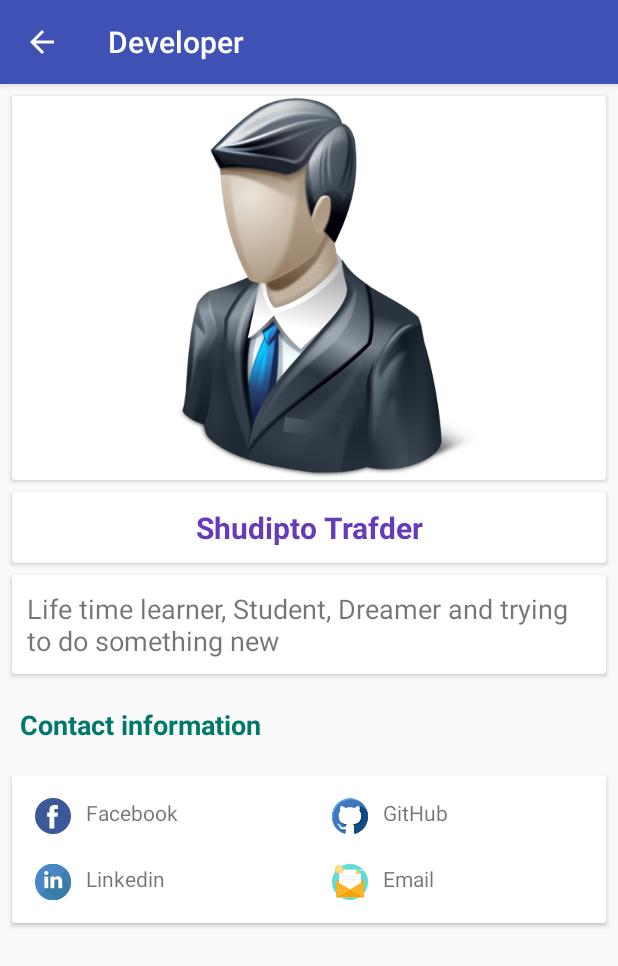
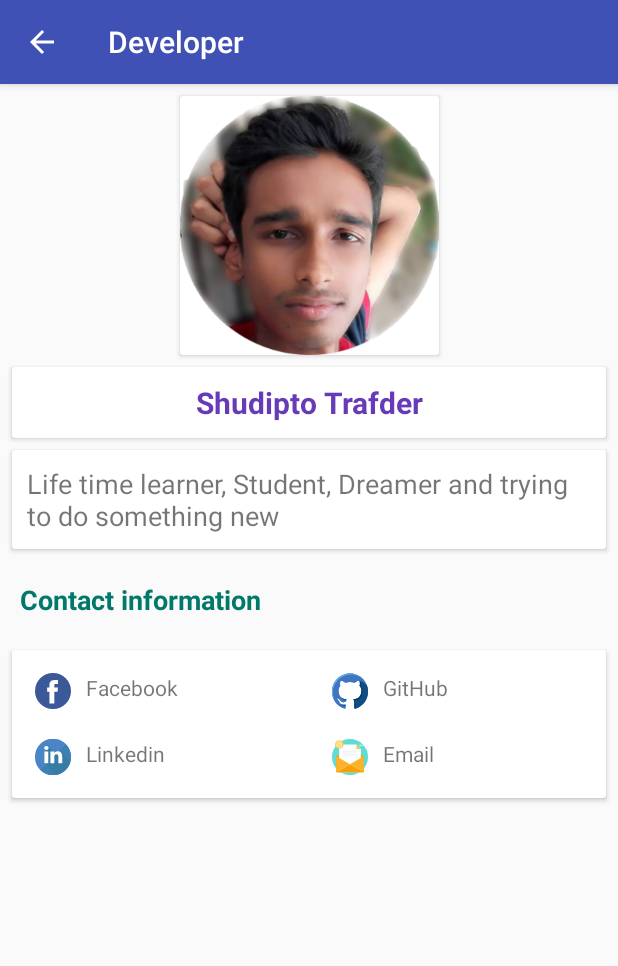
Before and after one commit to Iamsdt/SoilScience, an Android app: the DeveloperActivity screen opened directly, with no data from a screen before it, on a phone screen of 412 x 824 dp. Shown: the top 966 px of the screen. Run offline under Robolectric (Android 15) with nearby library versions, the phone set to English and light mode, and no system bars.

Commit message:
icon re import

```diff
--- a/app/src/main/res/layout/content_developer.xml
+++ b/app/src/main/res/layout/content_developer.xml
@@ -17,7 +17,7 @@
 
     <android.support.v7.widget.CardView
         android:id="@+id/cardView"
-        android:layout_width="0dp"
+        android:layout_width="wrap_content"
         android:layout_height="wrap_content"
         android:layout_marginEnd="8dp"
         android:layout_marginStart="8dp"
@@ -31,10 +31,10 @@
         <!--todo change user picture-->
         <ImageView
             android:id="@+id/imageView3"
-            android:layout_width="match_parent"
+            android:layout_width="wrap_content"
             android:layout_height="wrap_content"
             android:contentDescription="@string/developer_picture"
-            app:srcCompat="@drawable/user_icon" />
+            app:srcCompat="@drawable/dev_round" />
     </android.support.v7.widget.CardView>
 
     <android.support.v7.widget.CardView
```
Also changed, not shown: app/src/main/ic_launcher-web.png, app/src/main/ic_launcher_round-web.png, app/src/main/res/mipmap-hdpi/ic_launcher.png, app/src/main/res/mipmap-hdpi/ic_launcher_round.png, app/src/main/res/mipmap-mdpi/ic_launcher.png, app/src/main/res/mipmap-mdpi/ic_launcher_round.png, app/src/main/res/mipmap-xhdpi/ic_launcher.png, app/src/main/res/mipmap-xhdpi/ic_launcher_round.png, app/src/main/res/mipmap-xxhdpi/ic_launcher.png, app/src/main/res/mipmap-xxhdpi/ic_launcher_round.png, app/src/main/res/mipmap-xxxhdpi/ic_launcher.png, app/src/main/res/mipmap-xxxhdpi/ic_launcher_round.png.
